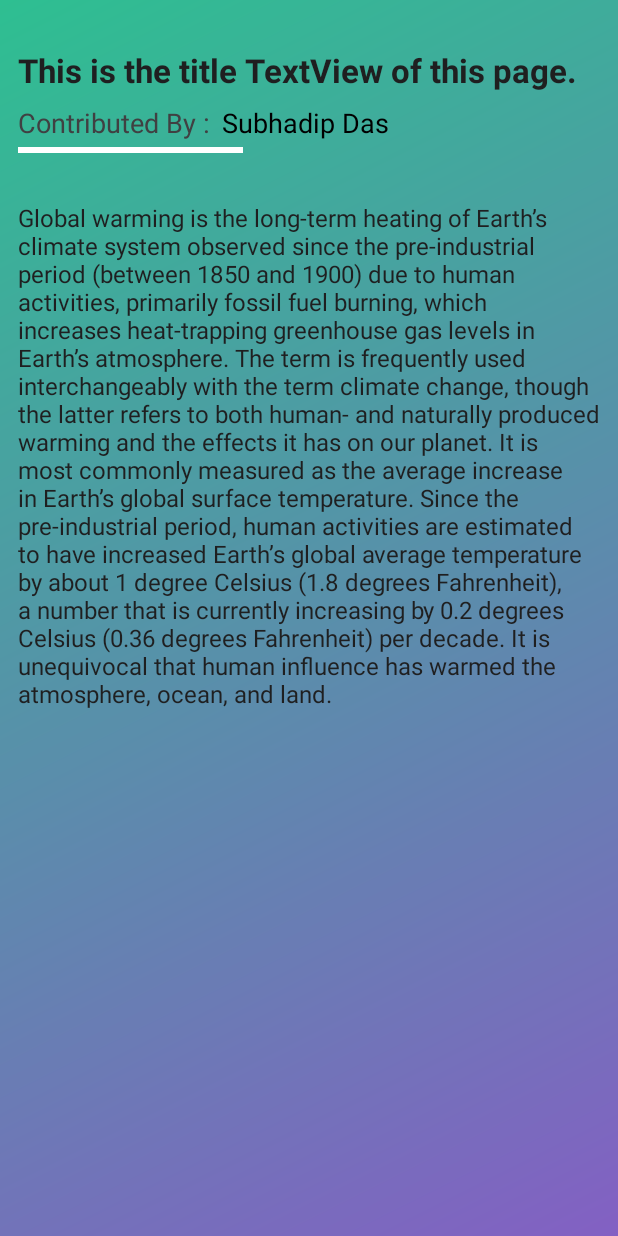
After one commit to RahulSoni0/KnowEco, an Android app: the PostDetailsActivity screen opened directly, with no data from a screen before it, on a phone screen of 412 x 824 dp. The commit adds this screen. Run offline under Robolectric (Android 15) with nearby library versions, the phone set to English and light mode, and no system bars; Roboto replaces fonts that are not available here.

Commit message:
post details activity layout done

```diff
--- a/app/src/main/AndroidManifest.xml
+++ b/app/src/main/AndroidManifest.xml
@@ -11,7 +11,10 @@
         android:roundIcon="@mipmap/ic_launcher_round"
         android:supportsRtl="true"
         android:theme="@style/Theme.ToastApp">
-        <activity android:name=".Activity.SplashActivity" android:screenOrientation="portrait">
+        <activity android:name=".Activity.PostDetailsActivity"></activity>
+        <activity
+            android:name=".Activity.SplashActivity"
+            android:screenOrientation="portrait">
             <intent-filter>
                 <action android:name="android.intent.action.MAIN" />
 
@@ -20,9 +23,7 @@
         </activity>
         <activity
             android:name=".Activity.NewsActivity"
-            android:screenOrientation="portrait">
-
-        </activity>
+            android:screenOrientation="portrait"></activity>
         <activity
             android:name=".Activity.AboutTopic"
             android:screenOrientation="portrait" />
@@ -31,9 +32,7 @@
             android:screenOrientation="portrait" />
         <activity
             android:name=".MainActivity"
-            android:screenOrientation="portrait">
-
-        </activity>
+            android:screenOrientation="portrait"></activity>
 
         <meta-data
             android:name="preloaded_fonts"
--- /dev/null
+++ b/app/src/main/java/com/example/toastapp/Activity/PostDetailsActivity.java
@@ -0,0 +1,16 @@
+package com.example.toastapp.Activity;
+
+import androidx.appcompat.app.AppCompatActivity;
+
+import android.os.Bundle;
+
+import com.example.toastapp.R;
+
+public class PostDetailsActivity extends AppCompatActivity {
+
+    @Override
+    protected void onCreate(Bundle savedInstanceState) {
+        super.onCreate(savedInstanceState);
+        setContentView(R.layout.activity_post_details);
+    }
+}
--- a/app/src/main/java/com/example/toastapp/classes/postAdapter.java
+++ b/app/src/main/java/com/example/toastapp/classes/postAdapter.java
@@ -1,5 +1,6 @@
 package com.example.toastapp.classes;
 
+import android.content.Intent;
 import android.view.LayoutInflater;
 import android.view.View;
 import android.view.ViewGroup;
@@ -10,6 +11,7 @@ import androidx.annotation.NonNull;
 import androidx.recyclerview.widget.RecyclerView;
 
 import com.bumptech.glide.Glide;
+import com.example.toastapp.Activity.PostDetailsActivity;
 import com.example.toastapp.R;
 
 import java.util.ArrayList;
@@ -55,6 +57,20 @@ public class postAdapter extends RecyclerView.Adapter<postAdapter.ViewHolder>{
             e=itemView.findViewById(R.id.email);
 
 
+            //click listeners on each item
+            itemView.setOnClickListener(new View.OnClickListener() {
+                @Override
+                public void onClick(View v) {
+
+                    Intent post=new Intent(itemView.getContext(), PostDetailsActivity.class);
+                    post.putExtra("email",list.get(getLayoutPosition()).getEmail());
+                    itemView.getContext().startActivity(post);
+
+                }
+            });
+            //end
+
+
         }
 
         private void setData(String title,String email,String name){
--- /dev/null
+++ b/app/src/main/res/layout/activity_post_details.xml
@@ -0,0 +1,102 @@
+<?xml version="1.0" encoding="utf-8"?>
+<androidx.constraintlayout.widget.ConstraintLayout xmlns:android="http://schemas.android.com/apk/res/android"
+    xmlns:app="http://schemas.android.com/apk/res-auto"
+    xmlns:tools="http://schemas.android.com/tools"
+    android:layout_width="match_parent"
+    android:layout_height="match_parent"
+    tools:context=".Activity.PostDetailsActivity"
+    android:background="@drawable/grad3"
+    >
+
+    <TextView
+        android:id="@+id/show_title"
+        android:layout_width="0dp"
+        android:layout_height="wrap_content"
+        android:fontFamily="sans-serif"
+        android:text="This is the title TextView of this page."
+        android:textColor="#1F1F20"
+        android:textSize="22sp"
+        android:textStyle="bold"
+        android:textAlignment="textStart"
+        app:layout_constraintTop_toTopOf="parent"
+        app:layout_constraintLeft_toLeftOf="parent"
+        app:layout_constraintRight_toRightOf="parent"
+        android:layout_marginTop="32dp"
+        android:layout_marginLeft="12dp"
+        android:layout_marginRight="12dp"
+
+
+        />
+
+    <LinearLayout
+        android:id="@+id/l1"
+        android:layout_width="match_parent"
+        android:layout_height="wrap_content"
+        app:layout_constraintTop_toBottomOf="@id/show_title"
+        app:layout_constraintLeft_toLeftOf="parent"
+        app:layout_constraintRight_toRightOf="parent"
+        android:orientation="horizontal"
+        android:layout_marginLeft="12dp"
+        android:layout_marginRight="12dp"
+        android:layout_marginTop="8dp"
+        android:gravity="start"
+        >
+
+        <TextView
+            android:id="@+id/cont"
+            android:layout_width="wrap_content"
+            android:layout_height="wrap_content"
+            android:fontFamily="sans-serif"
+            android:text="Contributed By :"
+            android:textColor="#404042"
+            android:textSize="18sp"
+            android:textStyle="normal"
+            android:textAlignment="center"
+
+            />
+        <TextView
+            android:id="@+id/show_name"
+            android:layout_width="wrap_content"
+            android:layout_height="wrap_content"
+            android:fontFamily="sans-serif"
+            android:text="Subhadip Das"
+            android:textColor="#000000"
+            android:textSize="18sp"
+            android:textStyle="normal"
+            android:layout_marginLeft="8dp"
+            app:layout_constraintRight_toRightOf="parent"
+            android:textAlignment="center"
+
+            />
+
+    </LinearLayout>
+    <View
+        android:id="@+id/line"
+        android:layout_width="150dp"
+        android:layout_height="4dp"
+        app:layout_constraintTop_toBottomOf="@id/l1"
+        android:background="@color/white"
+        android:layout_marginLeft="12dp"
+        app:layout_constraintLeft_toLeftOf="parent"
+        android:layout_marginTop="4dp"
+        />
+
+    <TextView
+        android:id="@+id/show_description"
+        android:layout_width="match_parent"
+        android:layout_height="wrap_content"
+        android:fontFamily="sans-serif"
+        android:text="Global warming is the long-term heating of Earth’s climate system observed since the pre-industrial period (between 1850 and 1900) due to human activities, primarily fossil fuel burning, which increases heat-trapping greenhouse gas levels in Earth’s atmosphere. The term is frequently used interchangeably with the term climate change, though the latter refers to both human- and naturally produced warming and the effects it has on our planet. It is most commonly measured as the average increase in Earth’s global surface temperature.
+Since the pre-industrial period, human activities are estimated to have increased Earth’s global average temperature by about 1 degree Celsius (1.8 degrees Fahrenheit), a number that is currently increasing by 0.2 degrees Celsius (0.36 degrees Fahrenheit) per decade. It is unequivocal that human influence has warmed the atmosphere, ocean, and land."
+        android:textColor="#1F1F20"
+        android:textSize="16sp"
+        android:textStyle="normal"
+        android:textAlignment="textStart"
+        app:layout_constraintTop_toBottomOf="@id/line"
+        android:layout_marginRight="12dp"
+        android:layout_marginLeft="12dp"
+        android:layout_marginTop="32dp"
+
+        />
+
+</androidx.constraintlayout.widget.ConstraintLayout>
```
